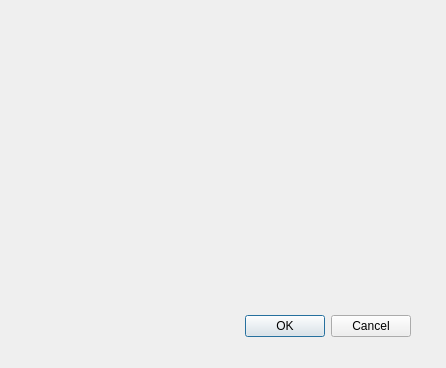
Above: helpwindow.ui from Stack-Smashing-Detected/Crash-Monitor before the change. Below: the same form after it.
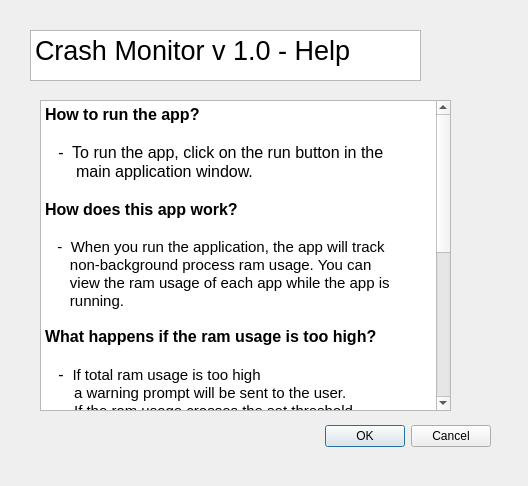
That is the form after the change.

```diff
--- a/helpwindow.ui
+++ b/helpwindow.ui
@@ -6,8 +6,8 @@
    <rect>
     <x>0</x>
     <y>0</y>
-    <width>446</width>
-    <height>368</height>
+    <width>528</width>
+    <height>486</height>
    </rect>
   </property>
   <property name="windowTitle">
@@ -16,8 +16,8 @@
   <widget class="QDialogButtonBox" name="buttonBox">
    <property name="geometry">
     <rect>
-     <x>70</x>
-     <y>310</y>
+     <x>150</x>
+     <y>420</y>
      <width>341</width>
      <height>32</height>
     </rect>
@@ -29,6 +29,74 @@
     <set>QDialogButtonBox::StandardButton::Cancel|QDialogButtonBox::StandardButton::Ok</set>
    </property>
   </widget>
+  <widget class="QTextEdit" name="textEdit">
+   <property name="geometry">
+    <rect>
+     <x>30</x>
+     <y>30</y>
+     <width>391</width>
+     <height>51</height>
+    </rect>
+   </property>
+   <property name="html">
+    <string>&lt;!DOCTYPE HTML PUBLIC &quot;-//W3C//DTD HTML 4.0//EN&quot; &quot;http://www.w3.org/TR/REC-html40/strict.dtd&quot;&gt;
+&lt;html&gt;&lt;head&gt;&lt;meta name=&quot;qrichtext&quot; content=&quot;1&quot; /&gt;&lt;meta charset=&quot;utf-8&quot; /&gt;&lt;style type=&quot;text/css&quot;&gt;
+p, li { white-space: pre-wrap; }
+hr { height: 1px; border-width: 0; }
+li.unchecked::marker { content: &quot;\2610&quot;; }
+li.checked::marker { content: &quot;\2612&quot;; }
+&lt;/style&gt;&lt;/head&gt;&lt;body style=&quot; font-family:'Ubuntu Sans'; font-size:11pt; font-weight:400; font-style:normal;&quot;&gt;
+&lt;p style=&quot; margin-top:0px; margin-bottom:0px; margin-left:0px; margin-right:0px; -qt-block-indent:0; text-indent:0px;&quot;&gt;&lt;span style=&quot; font-size:20pt;&quot;&gt;Crash Monitor v 1.0 - Help&lt;/span&gt;&lt;/p&gt;&lt;/body&gt;&lt;/html&gt;</string>
+   </property>
+  </widget>
+  <widget class="QTextEdit" name="textEdit_2">
+   <property name="geometry">
+    <rect>
+     <x>40</x>
+     <y>100</y>
+     <width>411</width>
+     <height>311</height>
+    </rect>
+   </property>
+   <property name="html">
+    <string>&lt;!DOCTYPE HTML PUBLIC &quot;-//W3C//DTD HTML 4.0//EN&quot; &quot;http://www.w3.org/TR/REC-html40/strict.dtd&quot;&gt;
+&lt;html&gt;&lt;head&gt;&lt;meta name=&quot;qrichtext&quot; content=&quot;1&quot; /&gt;&lt;meta charset=&quot;utf-8&quot; /&gt;&lt;style type=&quot;text/css&quot;&gt;
+p, li { white-space: pre-wrap; }
+hr { height: 1px; border-width: 0; }
+li.unchecked::marker { content: &quot;\2610&quot;; }
+li.checked::marker { content: &quot;\2612&quot;; }
+&lt;/style&gt;&lt;/head&gt;&lt;body style=&quot; font-family:'Ubuntu Sans'; font-size:11pt; font-weight:400; font-style:normal;&quot;&gt;
+&lt;p style=&quot; margin-top:0px; margin-bottom:0px; margin-left:0px; margin-right:0px; -qt-block-indent:0; text-indent:0px;&quot;&gt;&lt;span style=&quot; font-size:12pt; font-weight:700;&quot;&gt;How to run the app?&lt;/span&gt;&lt;/p&gt;
+&lt;p style=&quot; margin-top:0px; margin-bottom:0px; margin-left:0px; margin-right:0px; -qt-block-indent:0; text-indent:0px;&quot;&gt;&lt;span style=&quot; font-size:12pt;&quot;&gt;    &lt;/span&gt;&lt;/p&gt;
+&lt;p style=&quot; margin-top:0px; margin-bottom:0px; margin-left:0px; margin-right:0px; -qt-block-indent:0; text-indent:0px;&quot;&gt;&lt;span style=&quot; font-size:12pt;&quot;&gt;   -  To run the app, click on the run button in the &lt;/span&gt;&lt;/p&gt;
+&lt;p style=&quot; margin-top:0px; margin-bottom:0px; margin-left:0px; margin-right:0px; -qt-block-indent:0; text-indent:0px;&quot;&gt;&lt;span style=&quot; font-size:12pt;&quot;&gt;       main application window. &lt;/span&gt;&lt;/p&gt;
+&lt;p style=&quot;-qt-paragraph-type:empty; margin-top:0px; margin-bottom:0px; margin-left:0px; margin-right:0px; -qt-block-indent:0; text-indent:0px; font-size:12pt;&quot;&gt;&lt;br /&gt;&lt;/p&gt;
+&lt;p style=&quot; margin-top:0px; margin-bottom:0px; margin-left:0px; margin-right:0px; -qt-block-indent:0; text-indent:0px;&quot;&gt;&lt;span style=&quot; font-size:12pt; font-weight:700;&quot;&gt;How does this app work?&lt;/span&gt;&lt;/p&gt;
+&lt;p style=&quot;-qt-paragraph-type:empty; margin-top:0px; margin-bottom:0px; margin-left:0px; margin-right:0px; -qt-block-indent:0; text-indent:0px; font-size:12pt;&quot;&gt;&lt;br /&gt;&lt;/p&gt;
+&lt;p style=&quot; margin-top:0px; margin-bottom:0px; margin-left:0px; margin-right:0px; -qt-block-indent:0; text-indent:0px;&quot;&gt;   -  When you run the application, the app will track &lt;/p&gt;
+&lt;p style=&quot; margin-top:0px; margin-bottom:0px; margin-left:0px; margin-right:0px; -qt-block-indent:0; text-indent:0px;&quot;&gt;      non-background process ram usage. You can &lt;/p&gt;
+&lt;p style=&quot; margin-top:0px; margin-bottom:0px; margin-left:0px; margin-right:0px; -qt-block-indent:0; text-indent:0px;&quot;&gt;      view the ram usage of each app while the app is&lt;/p&gt;
+&lt;p style=&quot; margin-top:0px; margin-bottom:0px; margin-left:0px; margin-right:0px; -qt-block-indent:0; text-indent:0px;&quot;&gt;      running. &lt;br /&gt;&lt;/p&gt;
+&lt;p style=&quot; margin-top:0px; margin-bottom:0px; margin-left:0px; margin-right:0px; -qt-block-indent:0; text-indent:0px;&quot;&gt;&lt;span style=&quot; font-size:12pt; font-weight:700;&quot;&gt;What happens if the ram usage is too high?&lt;/span&gt;&lt;/p&gt;
+&lt;p style=&quot; margin-top:0px; margin-bottom:0px; margin-left:0px; margin-right:0px; -qt-block-indent:0; text-indent:0px;&quot;&gt;&lt;span style=&quot; font-size:12pt;&quot;&gt;    &lt;/span&gt;&lt;/p&gt;
+&lt;p style=&quot; margin-top:0px; margin-bottom:0px; margin-left:0px; margin-right:0px; -qt-block-indent:0; text-indent:0px;&quot;&gt;&lt;span style=&quot; font-size:12pt;&quot;&gt;   -  &lt;/span&gt;If total ram usage is too high&lt;/p&gt;
+&lt;p style=&quot; margin-top:0px; margin-bottom:0px; margin-left:0px; margin-right:0px; -qt-block-indent:0; text-indent:0px;&quot;&gt;       a warning prompt will be sent to the user. &lt;/p&gt;
+&lt;p style=&quot; margin-top:0px; margin-bottom:0px; margin-left:0px; margin-right:0px; -qt-block-indent:0; text-indent:0px;&quot;&gt;       If the ram usage crosses the set threshold&lt;/p&gt;
+&lt;p style=&quot; margin-top:0px; margin-bottom:0px; margin-left:0px; margin-right:0px; -qt-block-indent:0; text-indent:0px;&quot;&gt;       the process with the most ram usage will be &lt;/p&gt;
+&lt;p style=&quot; margin-top:0px; margin-bottom:0px; margin-left:0px; margin-right:0px; -qt-block-indent:0; text-indent:0px;&quot;&gt;       force closed by the application&lt;/p&gt;
+&lt;p style=&quot;-qt-paragraph-type:empty; margin-top:0px; margin-bottom:0px; margin-left:0px; margin-right:0px; -qt-block-indent:0; text-indent:0px;&quot;&gt;&lt;br /&gt;&lt;/p&gt;
+&lt;p style=&quot; margin-top:0px; margin-bottom:0px; margin-left:0px; margin-right:0px; -qt-block-indent:0; text-indent:0px;&quot;&gt;&lt;span style=&quot; font-size:12pt; font-weight:700;&quot;&gt;What are the Ram Thresholds for Warning Prompts and App Closure?&lt;/span&gt;&lt;/p&gt;
+&lt;p style=&quot;-qt-paragraph-type:empty; margin-top:0px; margin-bottom:0px; margin-left:0px; margin-right:0px; -qt-block-indent:0; text-indent:0px; font-size:12pt; font-weight:700;&quot;&gt;&lt;br /&gt;&lt;/p&gt;
+&lt;p style=&quot; margin-top:0px; margin-bottom:0px; margin-left:0px; margin-right:0px; -qt-block-indent:0; text-indent:0px;&quot;&gt;    -  By default the app sends a RAM usage warning&lt;/p&gt;
+&lt;p style=&quot; margin-top:0px; margin-bottom:0px; margin-left:0px; margin-right:0px; -qt-block-indent:0; text-indent:0px;&quot;&gt;       at &lt;span style=&quot; font-weight:700;&quot;&gt;90% &lt;/span&gt;and at &lt;span style=&quot; font-weight:700;&quot;&gt;95% it&lt;/span&gt; will force close the app using&lt;/p&gt;
+&lt;p style=&quot; margin-top:0px; margin-bottom:0px; margin-left:0px; margin-right:0px; -qt-block-indent:0; text-indent:0px;&quot;&gt;       the most RAM. The user can adjust these values in &lt;/p&gt;
+&lt;p style=&quot; margin-top:0px; margin-bottom:0px; margin-left:0px; margin-right:0px; -qt-block-indent:0; text-indent:0px;&quot;&gt;       the settings tab.&lt;/p&gt;
+&lt;p style=&quot; margin-top:0px; margin-bottom:0px; margin-left:0px; margin-right:0px; -qt-block-indent:0; text-indent:0px;&quot;&gt;&lt;br /&gt;&lt;span style=&quot; font-size:12pt; font-weight:700;&quot;&gt;Could this application close a process that the systems requires by accident? &lt;/span&gt;&lt;br /&gt;   &lt;/p&gt;
+&lt;p style=&quot; margin-top:0px; margin-bottom:0px; margin-left:0px; margin-right:0px; -qt-block-indent:0; text-indent:0px;&quot;&gt;   -  Core processes that run in the background are &lt;/p&gt;
+&lt;p style=&quot; margin-top:0px; margin-bottom:0px; margin-left:0px; margin-right:0px; -qt-block-indent:0; text-indent:0px;&quot;&gt;      not tracked and thus cannot be closed by the &lt;/p&gt;
+&lt;p style=&quot; margin-top:0px; margin-bottom:0px; margin-left:0px; margin-right:0px; -qt-block-indent:0; text-indent:0px;&quot;&gt;      application.   &lt;/p&gt;&lt;/body&gt;&lt;/html&gt;</string>
+   </property>
+  </widget>
  </widget>
  <resources/>
  <connections>
```
Left out of the diff: 8 changed lines with no effect on the pictures.
